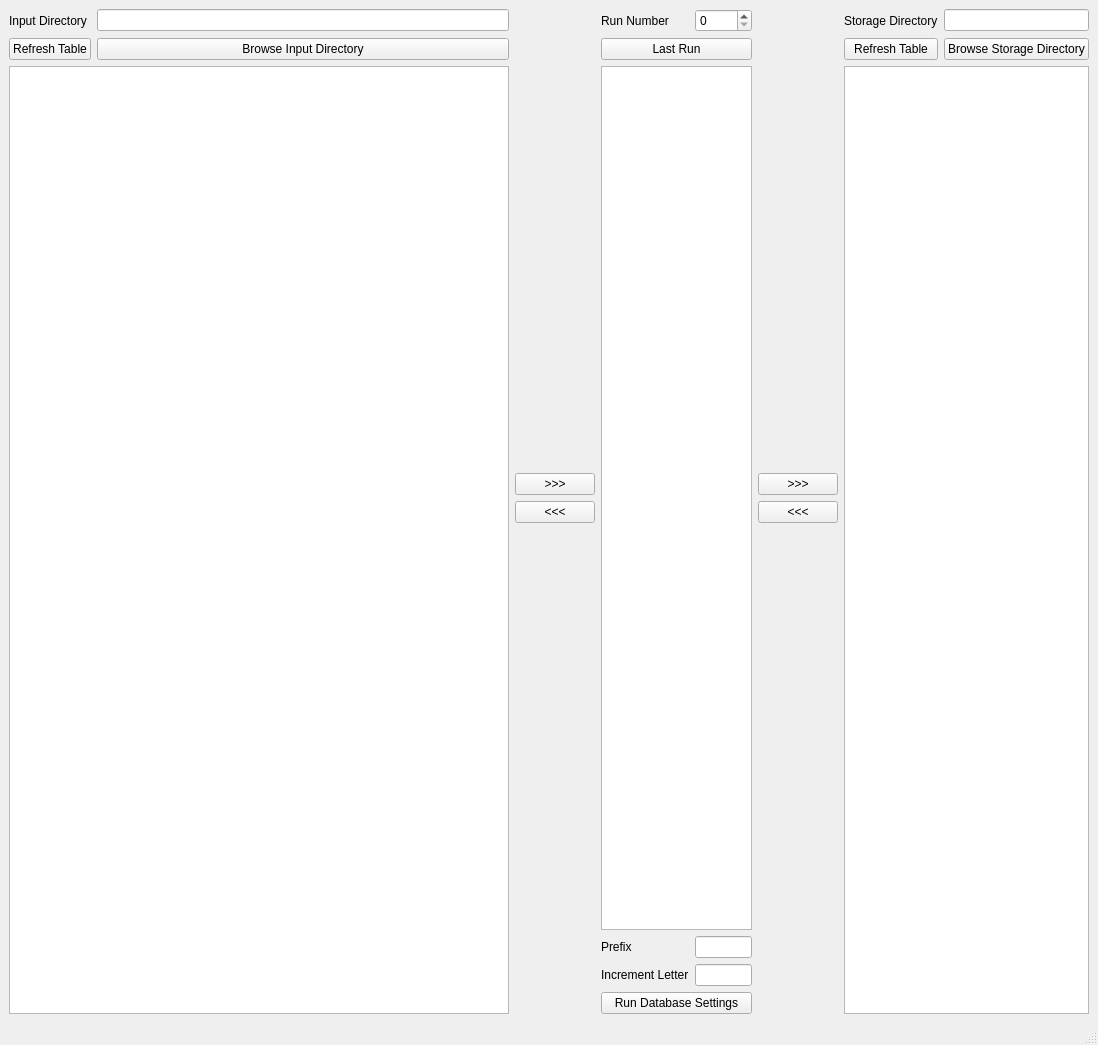
First picture: the form in PhotoDrop.ui, repository JohnBuckleyGitHub/PhotoDrop2, before the edit.
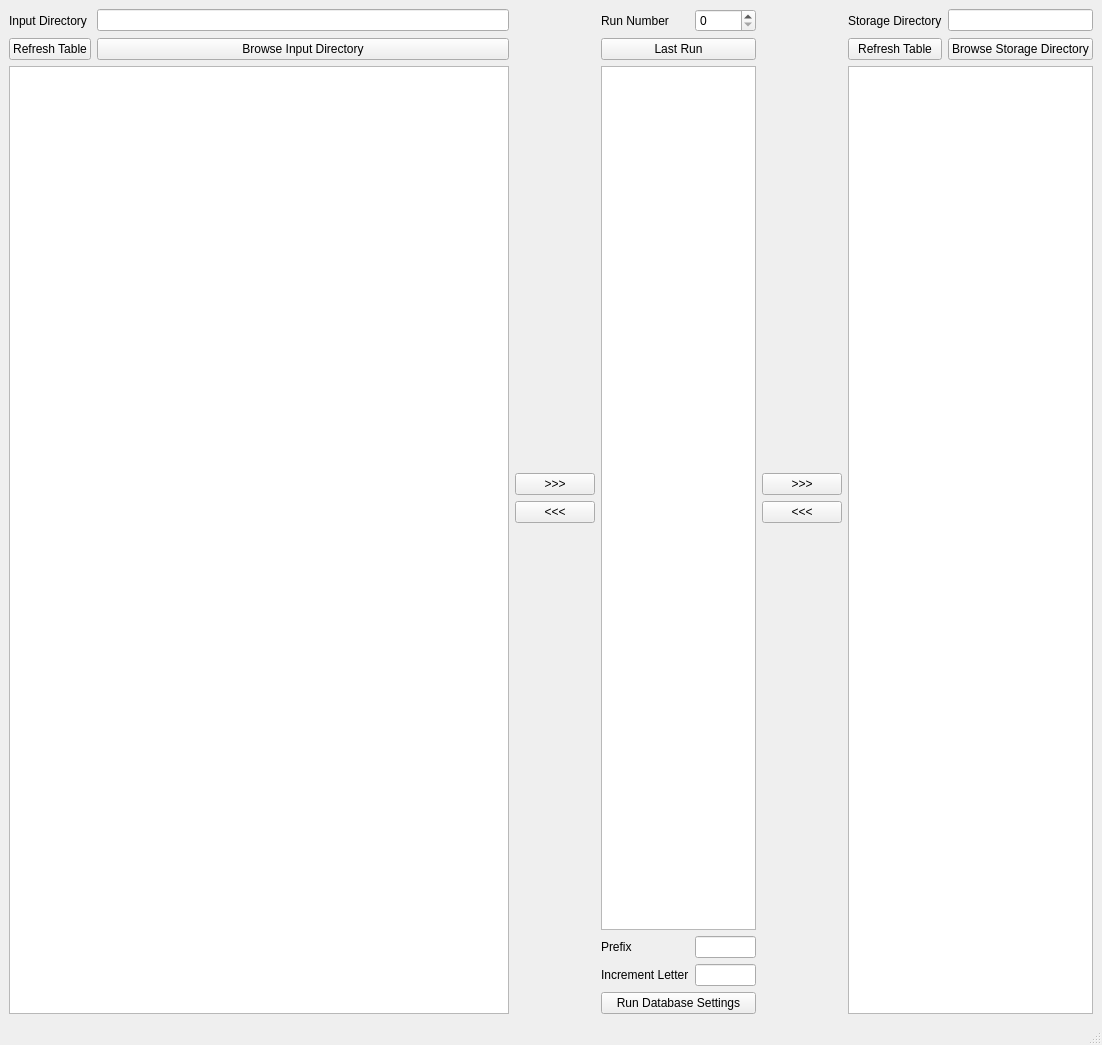
Second picture: the form after the edit. Custom widgets are drawn as their Qt base class.

What changed in the file:
```diff
--- a/PhotoDrop.ui
+++ b/PhotoDrop.ui
@@ -33,7 +33,11 @@
      </widget>
     </item>
     <item row="0" column="5">
-     <widget class="QSpinBox" name="spinBox"/>
+     <widget class="QSpinBox" name="spinBox">
+      <property name="maximum">
+       <number>99999</number>
+      </property>
+     </widget>
     </item>
     <item row="0" column="4">
      <widget class="QLabel" name="label_5">
```
